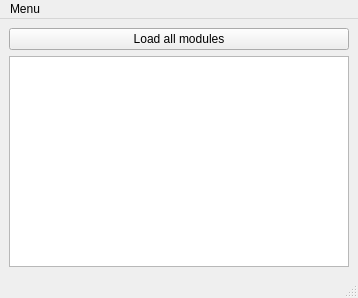
First picture: the form in gui/manager/ManagerWindowTemplate.ui, repository Ulm-IQO/qudi, before the edit.
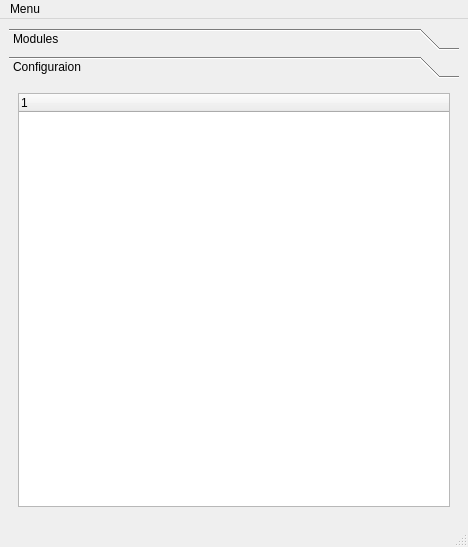
Second picture: the form after the edit.

Commit message: Manager now shows internal configuration structure

The edit to the form file:
```diff
--- a/gui/manager/ManagerWindowTemplate.ui
+++ b/gui/manager/ManagerWindowTemplate.ui
@@ -6,8 +6,8 @@
    <rect>
     <x>0</x>
     <y>0</y>
-    <width>358</width>
-    <height>298</height>
+    <width>468</width>
+    <height>547</height>
    </rect>
   </property>
   <property name="windowTitle">
@@ -16,15 +16,61 @@
   <widget class="QWidget" name="centralwidget">
    <layout class="QGridLayout" name="gridLayout">
     <item row="0" column="0">
-     <widget class="QPushButton" name="loadAllButton">
-      <property name="text">
-       <string>Load all modules</string>
+     <widget class="QToolBox" name="toolBox">
+      <property name="currentIndex">
+       <number>1</number>
       </property>
+      <widget class="QWidget" name="modules">
+       <property name="geometry">
+        <rect>
+         <x>0</x>
+         <y>0</y>
+         <width>123</width>
+         <height>116</height>
+        </rect>
+       </property>
+       <attribute name="label">
+        <string>Modules</string>
+       </attribute>
+       <layout class="QGridLayout" name="gridLayout">
+        <item row="0" column="0">
+         <widget class="QPushButton" name="loadAllButton">
+          <property name="text">
+           <string>Load all modules</string>
+          </property>
+         </widget>
+        </item>
+        <item row="1" column="0">
+         <widget class="QListView" name="loadedModuleView"/>
+        </item>
+       </layout>
+      </widget>
+      <widget class="QWidget" name="page">
+       <property name="geometry">
+        <rect>
+         <x>0</x>
+         <y>0</y>
+         <width>450</width>
+         <height>432</height>
+        </rect>
+       </property>
+       <attribute name="label">
+        <string>Configuraion</string>
+       </attribute>
+       <layout class="QGridLayout" name="gridLayout">
+        <item row="0" column="0">
+         <widget class="QTreeWidget" name="treeWidget">
+          <column>
+           <property name="text">
+            <string notr="true">1</string>
+           </property>
+          </column>
+         </widget>
+        </item>
+       </layout>
+      </widget>
      </widget>
     </item>
-    <item row="1" column="0">
-     <widget class="QListView" name="loadedModuleView"/>
-    </item>
    </layout>
   </widget>
   <widget class="QMenuBar" name="menubar">
@@ -32,8 +78,8 @@
     <rect>
      <x>0</x>
      <y>0</y>
-     <width>358</width>
-     <height>21</height>
+     <width>468</width>
+     <height>19</height>
     </rect>
    </property>
    <widget class="QMenu" name="menuMenu">
```
Left out of the diff: 2 changed lines with no effect on the pictures. The commit also changes 3 other files.
